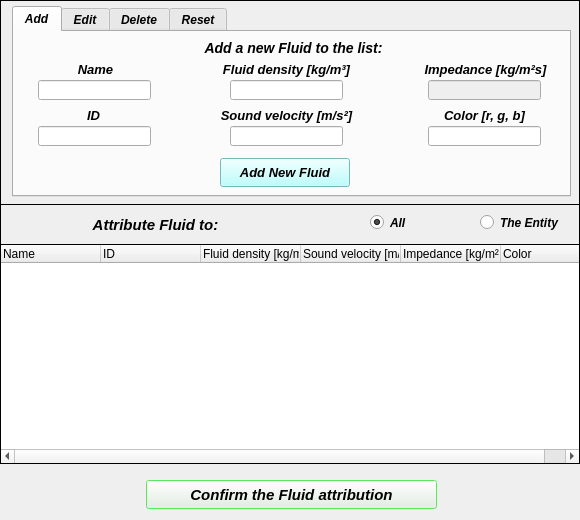
Old version of the form pulse/uix/user_input/ui/fluidInput.ui in the repository open-pulse/OpenPulse.
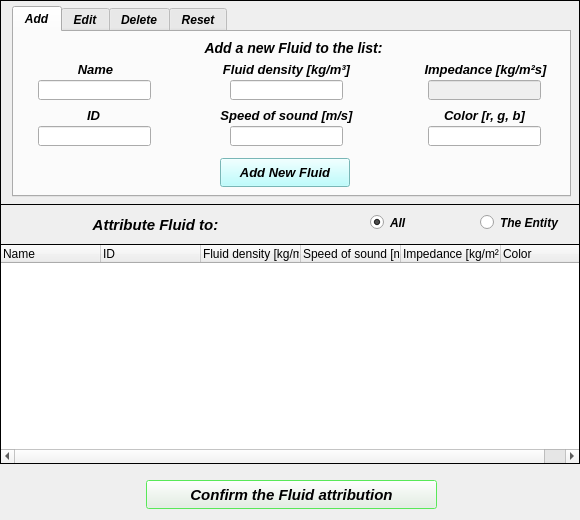
New version of the form. Icons and pictures are not drawn.

Diff of the .ui file:
```diff
--- a/pulse/uix/user_input/ui/fluidInput.ui
+++ b/pulse/uix/user_input/ui/fluidInput.ui
@@ -225,7 +225,7 @@
     </column>
     <column>
      <property name="text">
-      <string>Sound velocity [m/s²]</string>
+      <string>Speed of sound [m/s]</string>
      </property>
     </column>
     <column>
@@ -383,7 +383,7 @@
         </rect>
        </property>
        <property name="text">
-        <string>&lt;html&gt;&lt;head/&gt;&lt;body&gt;&lt;p align=&quot;center&quot;&gt;&lt;span style=&quot; font-size:10pt;&quot;&gt;Sound velocity [m/s²]&lt;/span&gt;&lt;/p&gt;&lt;/body&gt;&lt;/html&gt;</string>
+        <string>&lt;html&gt;&lt;head/&gt;&lt;body&gt;&lt;p align=&quot;center&quot;&gt;&lt;span style=&quot; font-size:10pt;&quot;&gt;Speed of sound [m/s]&lt;/span&gt;&lt;/p&gt;&lt;/body&gt;&lt;/html&gt;</string>
        </property>
       </widget>
       <widget class="QLineEdit" name="lineEdit_impedance">
```
Left out of the diff: 30 changed lines with no effect on the pictures.
